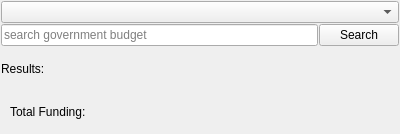
Old version of the form gui/src/options.ui in the repository hutchgrant/opengov.
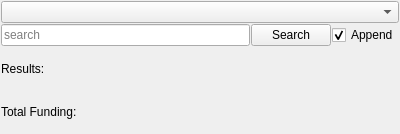
New version of the form.

Commit message: adding: append file toggle

The edit to the form file:
```diff
--- a/gui/src/options.ui
+++ b/gui/src/options.ui
@@ -59,7 +59,10 @@
             <string/>
            </property>
            <property name="placeholderText">
-            <string>search government budget</string>
+            <string>search</string>
+           </property>
+           <property name="clearButtonEnabled">
+            <bool>false</bool>
            </property>
           </widget>
          </item>
@@ -70,6 +73,16 @@
            </property>
           </widget>
          </item>
+         <item>
+          <widget class="QCheckBox" name="checkBox">
+           <property name="text">
+            <string>Append</string>
+           </property>
+           <property name="checked">
+            <bool>true</bool>
+           </property>
+          </widget>
+         </item>
         </layout>
        </item>
        <item>
@@ -105,6 +118,21 @@
            <item>
             <widget class="QWidget" name="fundingLayout" native="true">
              <layout class="QHBoxLayout" name="fundingLayout2" stretch="3,7">
+              <property name="spacing">
+               <number>1</number>
+              </property>
+              <property name="leftMargin">
+               <number>0</number>
+              </property>
+              <property name="topMargin">
+               <number>0</number>
+              </property>
+              <property name="rightMargin">
+               <number>1</number>
+              </property>
+              <property name="bottomMargin">
+               <number>1</number>
+              </property>
               <item>
                <layout class="QHBoxLayout" name="horizontalLayout_2">
                 <item>
```
Left out of the diff: 9 changed lines with no effect on the pictures. The commit also changes 12 other files.
